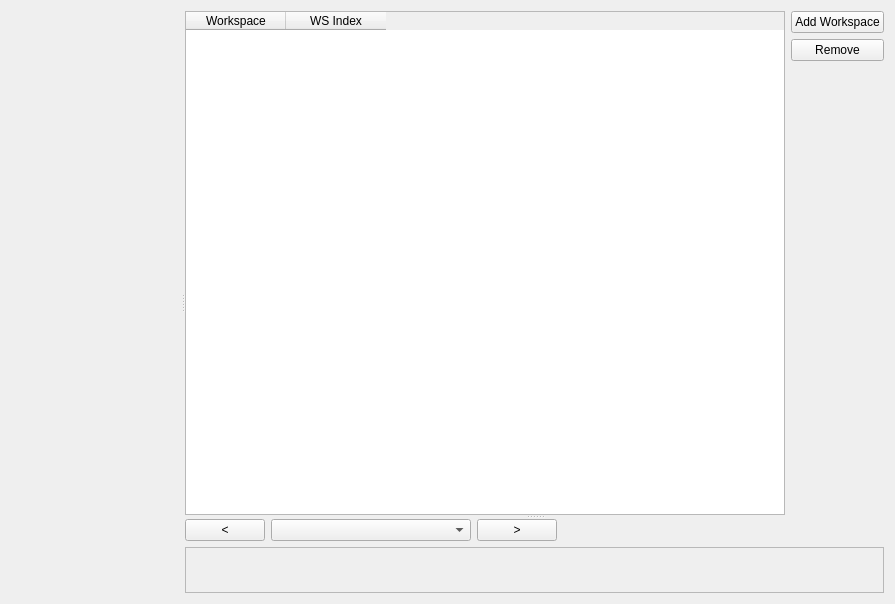
Above: Code/Mantid/MantidQt/CustomInterfaces/inc/MantidQtCustomInterfaces/MultiDatasetFit.ui from mantidproject/mantid before the change. Below: the same form after it.
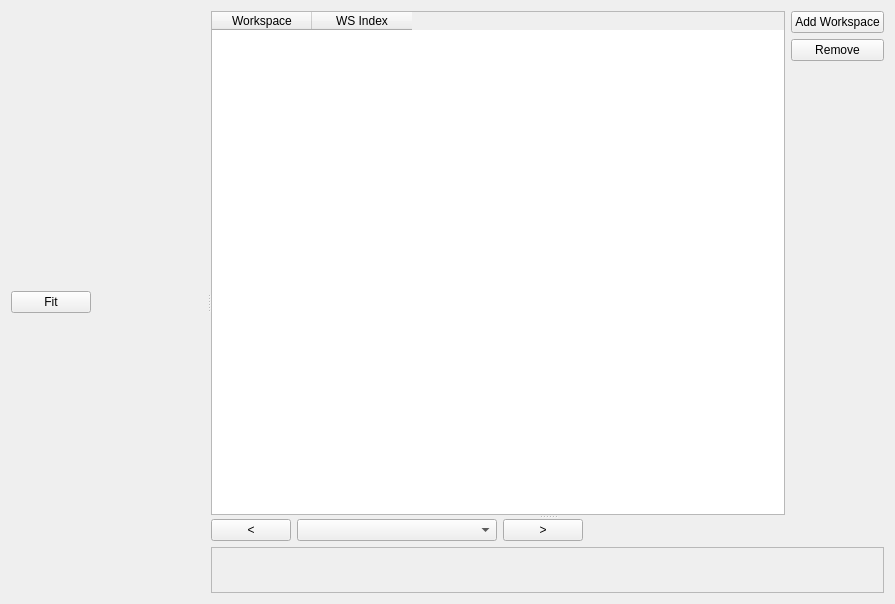
That is the form after the change. Custom widgets are drawn as their Qt base class.

Commit message: Re #8911. Adding Global option to FunctionBrowser.

What changed in the file:
```diff
--- a/Code/Mantid/MantidQt/CustomInterfaces/inc/MantidQtCustomInterfaces/MultiDatasetFit.ui
+++ b/Code/Mantid/MantidQt/CustomInterfaces/inc/MantidQtCustomInterfaces/MultiDatasetFit.ui
@@ -19,12 +19,39 @@
      <property name="orientation">
       <enum>Qt::Horizontal</enum>
      </property>
-     <widget class="MantidQt::MantidWidgets::FunctionBrowser" name="functionBrowser" native="true"/>
+     <widget class="QWidget" name="verticalLayoutWidget_2">
+      <layout class="QVBoxLayout" name="browserLayout">
+       <item>
+        <layout class="QHBoxLayout" name="horizontalLayout_3">
+         <item>
+          <widget class="QPushButton" name="btnFit">
+           <property name="text">
+            <string>Fit</string>
+           </property>
+          </widget>
+         </item>
+         <item>
+          <spacer name="horizontalSpacer_2">
+           <property name="orientation">
+            <enum>Qt::Horizontal</enum>
+           </property>
+           <property name="sizeHint" stdset="0">
+            <size>
+             <width>40</width>
+             <height>20</height>
+            </size>
+           </property>
+          </spacer>
+         </item>
+        </layout>
+       </item>
+      </layout>
+     </widget>
      <widget class="QSplitter" name="vSplitter">
       <property name="orientation">
        <enum>Qt::Vertical</enum>
       </property>
-      <widget class="QWidget" name="">
+      <widget class="QWidget" name="layoutWidget">
        <layout class="QHBoxLayout" name="horizontalLayout_2">
         <item>
          <widget class="QTableWidget" name="dataTable">
@@ -152,12 +179,6 @@
   </layout>
  </widget>
  <customwidgets>
-  <customwidget>
-   <class>MantidQt::MantidWidgets::FunctionBrowser</class>
-   <extends>QWidget</extends>
-   <header>MantidQtMantidWidgets/FunctionBrowser.h</header>
-   <container>1</container>
-  </customwidget>
   <customwidget>
    <class>QwtPlot</class>
    <extends>QFrame</extends>
```
The commit also changes 3 other files.
